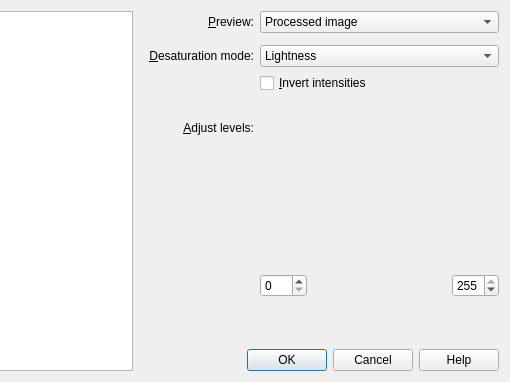
XXY1227/topino, file topino/ui/imageeditdialog.ui: the form before one commit; both pictures show x 281 to 791 and y 0 to 382 of the 791 by 382 pixel window.
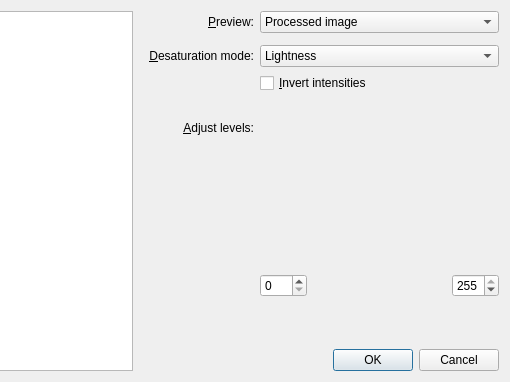
The form after the commit. Custom widgets are drawn as their Qt base class.

Commit message: Inlet functions/features incl. properties dialog

The edit to the form file:
```diff
--- a/topino/ui/imageeditdialog.ui
+++ b/topino/ui/imageeditdialog.ui
@@ -83,7 +83,7 @@
       <enum>Qt::Horizontal</enum>
      </property>
      <property name="standardButtons">
-      <set>QDialogButtonBox::Cancel|QDialogButtonBox::Help|QDialogButtonBox::Ok</set>
+      <set>QDialogButtonBox::Cancel|QDialogButtonBox::Ok</set>
      </property>
      <property name="centerButtons">
       <bool>false</bool>
```
Left out of the diff: 8 changed lines with no effect on the pictures. The commit also changes 8 other files.
